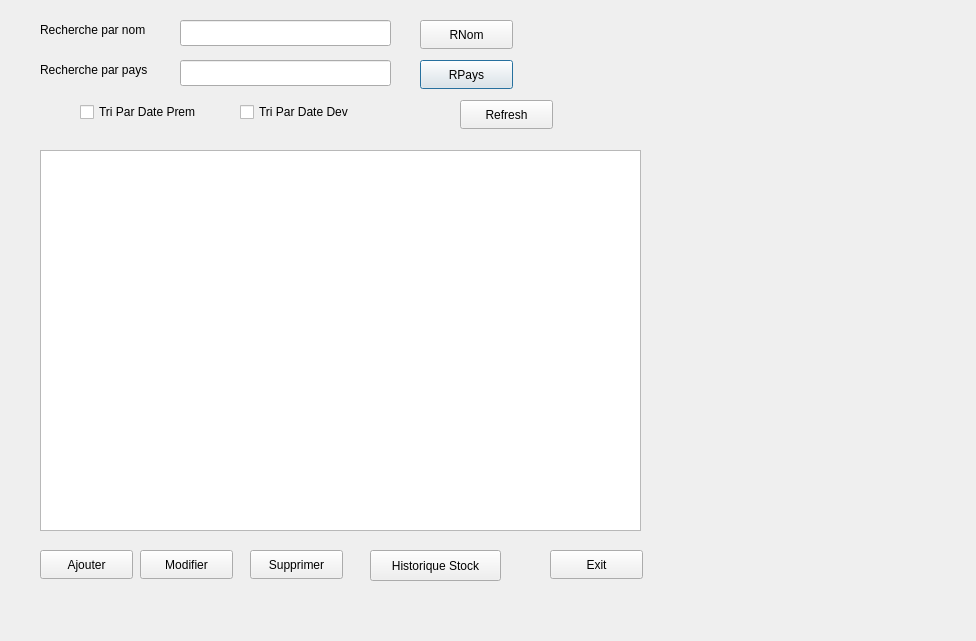
The window that listevaccindialog.ui (ProjetCPP-S2-2A15/projetcpp2a15-vaccicare) describes before a commit, drawn with Qt 5.
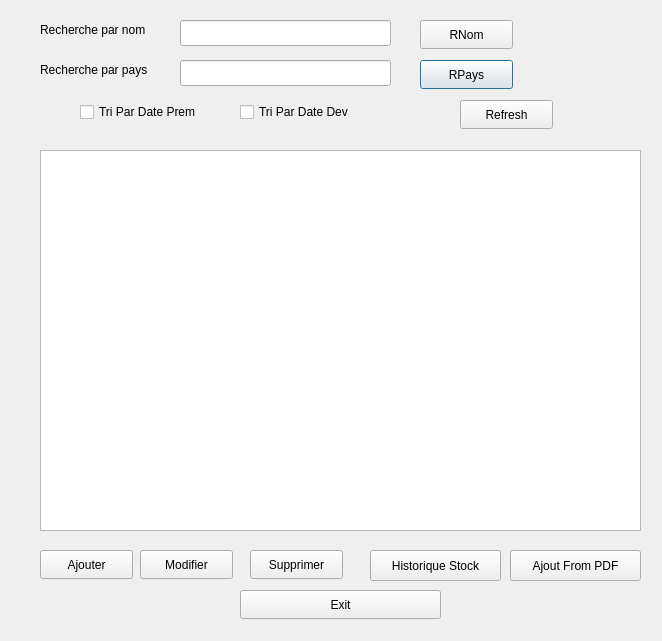
The same window after the commit.

```diff
--- a/listevaccindialog.ui
+++ b/listevaccindialog.ui
@@ -6,7 +6,7 @@
    <rect>
     <x>0</x>
     <y>0</y>
-    <width>976</width>
+    <width>662</width>
     <height>641</height>
    </rect>
   </property>
@@ -176,9 +176,9 @@
   <widget class="QPushButton" name="ButtonExit">
    <property name="geometry">
     <rect>
-     <x>550</x>
-     <y>550</y>
-     <width>93</width>
+     <x>240</x>
+     <y>590</y>
+     <width>201</width>
      <height>29</height>
     </rect>
    </property>
@@ -199,6 +199,19 @@
     <string>Historique Stock</string>
    </property>
   </widget>
+  <widget class="QPushButton" name="AjoutFromPDF">
+   <property name="geometry">
+    <rect>
+     <x>510</x>
+     <y>550</y>
+     <width>131</width>
+     <height>31</height>
+    </rect>
+   </property>
+   <property name="text">
+    <string>Ajout From PDF</string>
+   </property>
+  </widget>
  </widget>
  <resources/>
  <connections/>
```
